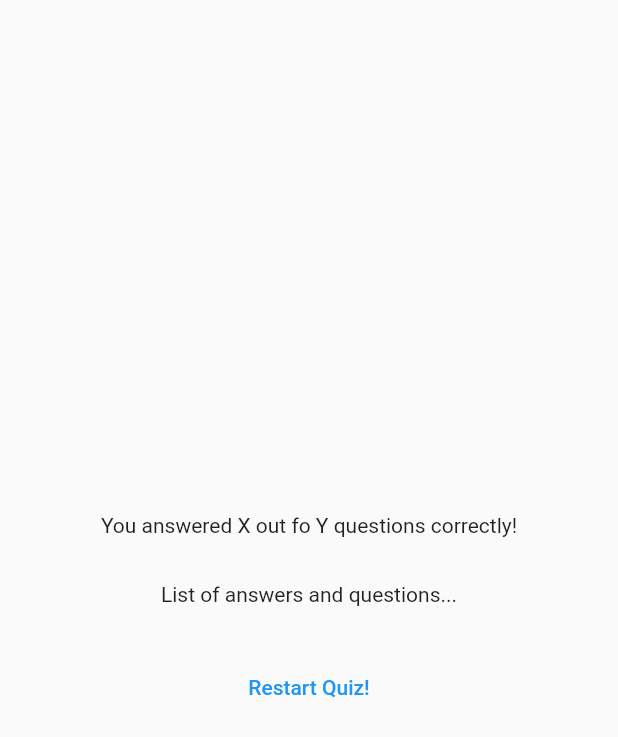
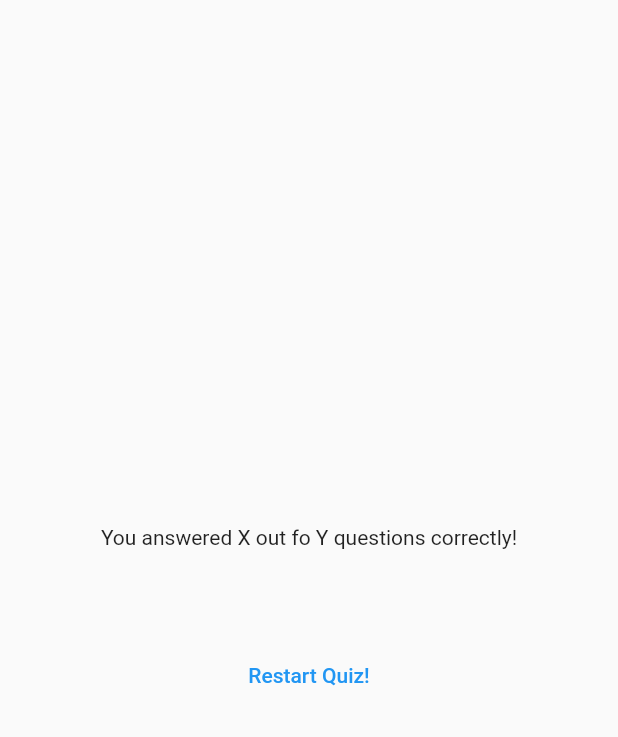
Before and after one commit to tyange/flutter_complete_quiz_app, a Flutter app: the ResultsScreen widget shown alone on an empty page, opened directly with empty values, on a phone screen of 412 x 824 dp. Shown: the top 737 px of the screen. Run offline on Flutter 3.47's test engine with Material 2 defaults, Android fonts, the phone set to English and light mode, and no system bars; our stand-ins replace google_fonts.

Commit message:
added questions summary

```diff
--- a/lib/quiz.dart
+++ b/lib/quiz.dart
@@ -29,7 +29,6 @@ class _QuizState extends State<Quiz> {
 
     if (selectedAnswers.length == questions.length) {
       setState(() {
-        selectedAnswers = [];
         activeScreen = 'results-screen';
       });
     }
--- a/lib/results_screen.dart
+++ b/lib/results_screen.dart
@@ -1,6 +1,7 @@
 import 'package:flutter/material.dart';
 
 import 'package:flutter_complete_quiz_app/data/questions.dart';
+import 'package:flutter_complete_quiz_app/questions_summary.dart';
 
 class ResultsScreen extends StatelessWidget {
   const ResultsScreen({
@@ -17,7 +18,7 @@ class ResultsScreen extends StatelessWidget {
       summary.add({
         'questions_index': i,
         'question': questions[i].text,
-        'correctAnswer': questions[i].answers[0],
+        'correct_answer': questions[i].answers[0],
         'user_answer': chosenAnswers[i]
       });
     }
@@ -38,7 +39,7 @@ class ResultsScreen extends StatelessWidget {
             SizedBox(
               height: 30,
             ),
-            Text('List of answers and questions...'),
+            QuestionsSummary(summaryData: getSummaryData()),
             SizedBox(
               height: 30,
             ),
```
Also changed, not shown: lib/questions_summary.dart (added, +31 -0 lines).
